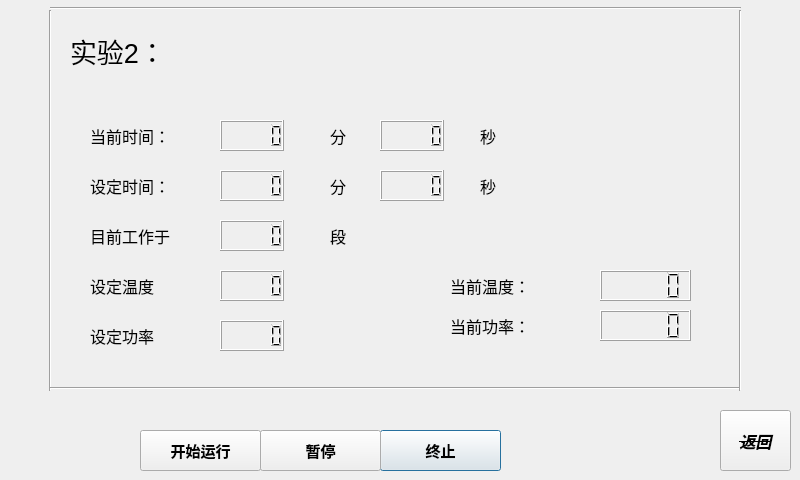
Above: running_2.ui from wanghao-xznu/untitled2 before the change. Below: the same form after it.
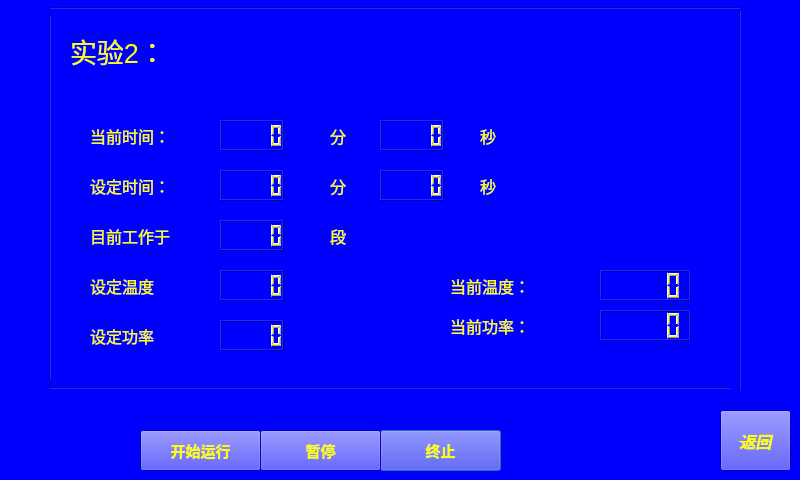
That is the form after the change.

```diff
--- a/running_2.ui
+++ b/running_2.ui
@@ -13,6 +13,10 @@
   <property name="windowTitle">
    <string>Dialog</string>
   </property>
+  <property name="styleSheet">
+   <string notr="true">color: rgb(255, 255, 0);
+background-color: rgb(0, 0, 255);</string>
+  </property>
   <widget class="Line" name="line_2">
    <property name="geometry">
     <rect>
```
